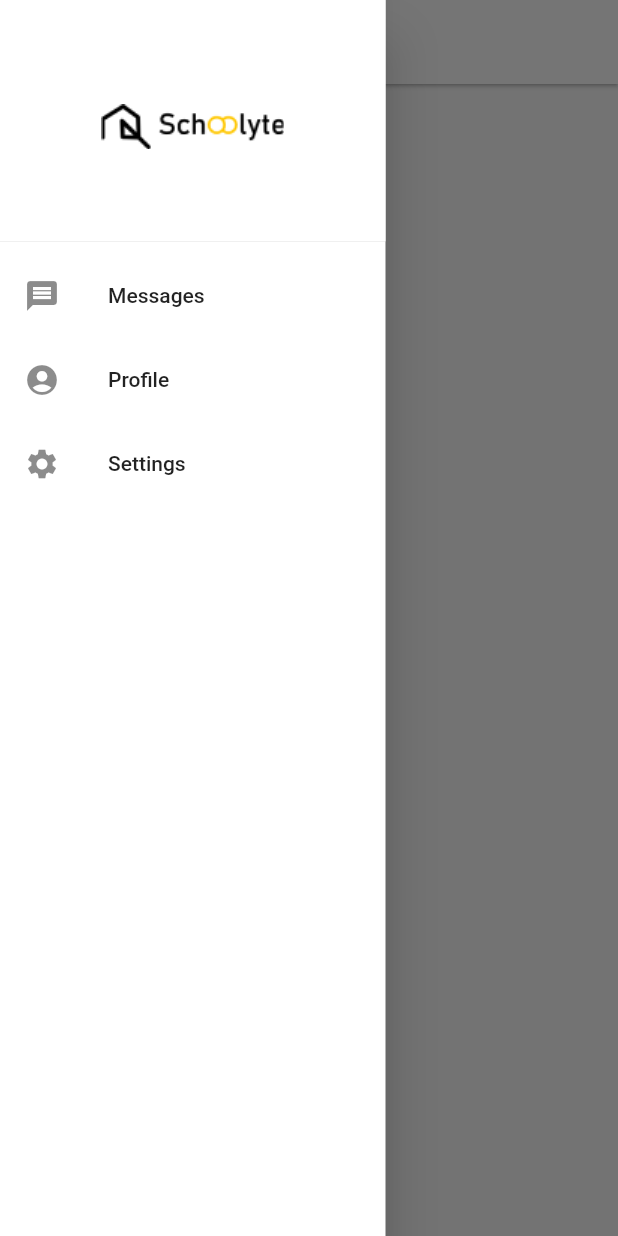
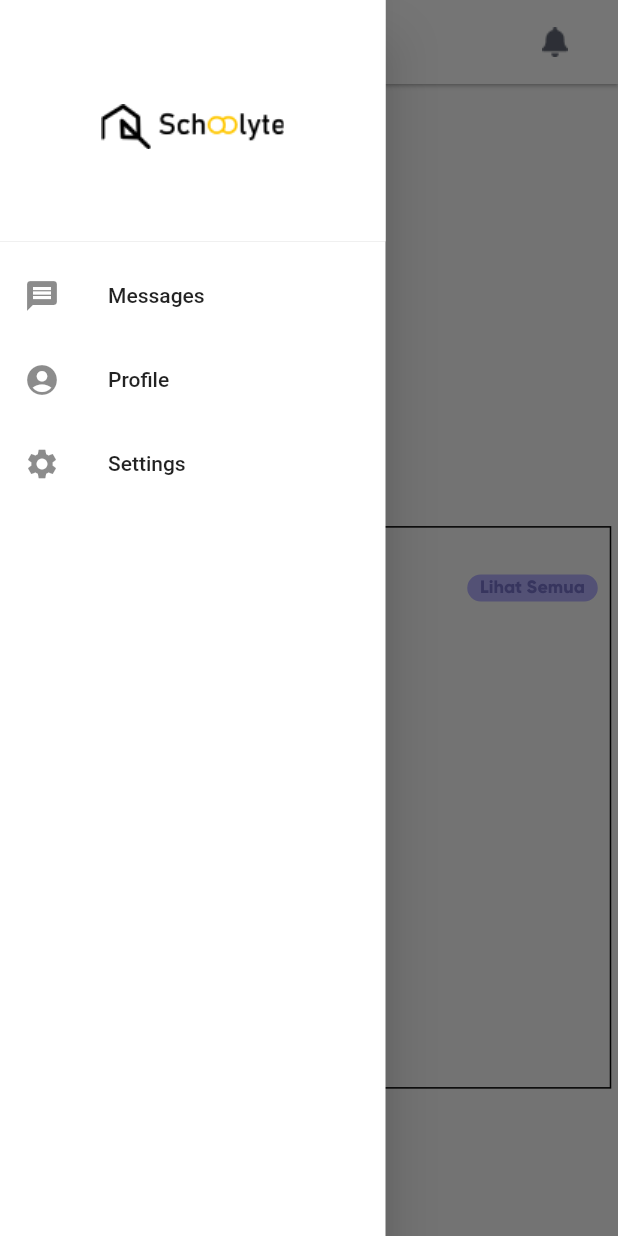
Before and after one commit to budionoaryawisanto/Schoolyte, a Flutter app: the HomePage screen opened by its route, with the side drawer open, on a phone screen of 412 x 824 dp. Run offline on Flutter 3.47's test engine with Material 2 defaults, Android fonts, the phone set to English and light mode, and no system bars; our stand-ins replace shared_preferences; accounts and stored records are empty.

Commit message:
Progres 10% home page

```diff
--- a/schoolyte/lib/home.dart
+++ b/schoolyte/lib/home.dart
@@ -25,14 +25,28 @@ class _HomePageState extends State<HomePage> {
     return new Scaffold(
       appBar: AppBar(
         elevation: 1,
-        iconTheme: IconThemeData(color: Colors.black),
+        iconTheme: IconThemeData(color: Color.fromARGB(255, 66, 65, 65)),
         backgroundColor: Colors.white,
         systemOverlayStyle: const SystemUiOverlayStyle(
-          systemNavigationBarDividerColor: Colors.black,
+          systemNavigationBarDividerColor: Color.fromRGBO(98, 103, 117, 1),
           statusBarColor: Colors.white,
           statusBarBrightness: Brightness.dark,
           statusBarIconBrightness: Brightness.dark,
         ),
+        actions: <Widget>[
+          Container(
+            margin: EdgeInsetsDirectional.only(end: 10),
+            child: TextButton(
+              onPressed: () {
+                Navigator.of(context).pushNamedAndRemoveUntil(
+                    '/landing', (Route<dynamic> route) => false);
+              },
+              child: Image.asset(
+                'assets/images/lonceng.png',
+              ),
+            ),
+          ),
+        ],
       ),
       drawer: Drawer(
         backgroundColor: Colors.white,
@@ -63,6 +77,73 @@ class _HomePageState extends State<HomePage> {
           ],
         ),
       ),
+      body: SafeArea(
+        child: Stack(
+          children: [
+            Align(
+              alignment: Alignment(0.0, 0.5),
+              child: Container(
+                width: 403,
+                height: 375,
+                decoration: BoxDecoration(
+                  border: Border.all(
+                    width: 1,
+                    color: Colors.black,
+                  ),
+                ),
+                child: Stack(
+                  children: [
+                    Align(
+                      child: Container(
+                        margin: EdgeInsets.only(top: 10),
+                        alignment: Alignment(-1.0, -0.9),
+                        child: Text(
+                          'Berita Sekolah',
+                          style: TextStyle(
+                            fontFamily: 'Gilroy-ExtraBold',
+                            fontSize: 20,
+                          ),
+                        ),
+                      ),
+                    ),
+                    Align(
+                      alignment: Alignment(1.0, -0.9),
+                      child: TextButton(
+                        onPressed: () {
+                          Navigator.of(context).pushNamedAndRemoveUntil(
+                              '/landing', (Route<dynamic> route) => false);
+                        },
+                        child: Container(
+                          width: 87,
+                          height: 18,
+                          decoration: BoxDecoration(
+                            color: Color.fromRGBO(180, 176, 255, 1),
+                            border: Border.all(
+                              width: 1,
+                              color: Color.fromRGBO(180, 176, 255, 1),
+                            ),
+                            borderRadius: BorderRadius.circular(10),
+                          ),
+                          child: Center(
+                            child: Text(
+                              "Lihat Semua",
+                              style: TextStyle(
+                                fontFamily: 'Gilroy-ExtraBold',
+                                fontSize: 12,
+                                color: Color.fromRGBO(119, 115, 205, 1),
+                              ),
+                            ),
+                          ),
+                        ),
+                      ),
+                    ),
+                  ],
+                ),
+              ),
+            ),
+          ],
+        ),
+      ),
     );
   }
 }
--- a/schoolyte/pubspec.yaml
+++ b/schoolyte/pubspec.yaml
@@ -65,6 +65,7 @@ flutter:
     - assets/images/logolauncher.png
     - assets/images/logolanding.png
     - assets/images/hi1.png
+    - assets/images/lonceng.png
 
   # An image asset can refer to one or more resolution-specific "variants", see
   # https://flutter.dev/assets-and-images/#resolution-aware
```
Also changed, not shown: schoolyte/assets/images/lonceng.png (added).
